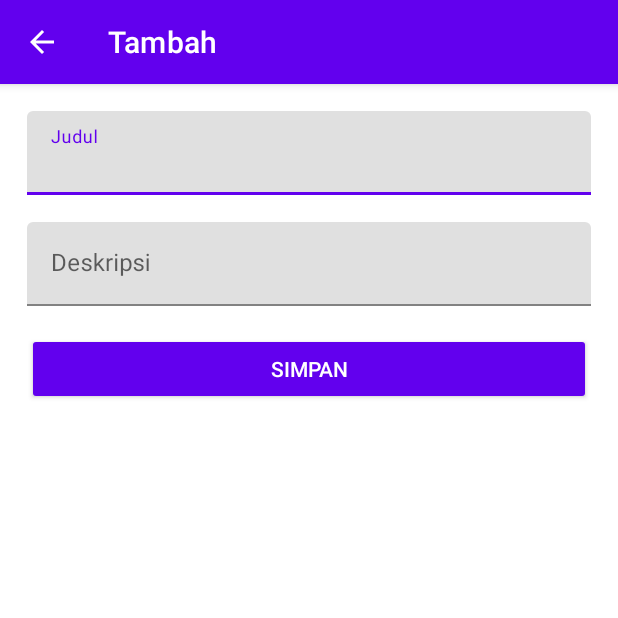
After one commit to hakamf13/LocalDataPersistent_6_MyNoteApps, an Android app: the NoteAddUpdateActivity screen opened directly, with no data from a screen before it, on a phone screen of 412 x 824 dp, the top half of it. The commit adds this screen. Run offline under Robolectric (Android 15) with nearby library versions, the phone set to English and light mode, and no system bars; our stand-ins replace Room's generated code.

Commit message:
Completely exercise

```diff
--- a/app/src/main/java/com/dicoding/localdatapersistent/mynoteapps/database/Note.kt
+++ b/app/src/main/java/com/dicoding/localdatapersistent/mynoteapps/database/Note.kt
@@ -14,11 +14,11 @@ data class Note(
     var id: Int = 0,
 
     @ColumnInfo(name = "title")
-    var title: String ?= null,
+    var title: String? = null,
 
     @ColumnInfo(name = "description")
-    var description: String ?= null,
+    var description: String? = null,
 
     @ColumnInfo(name = "date")
-    var date: String ?= null
+    var date: String? = null
 ) : Parcelable
--- a/app/src/main/java/com/dicoding/localdatapersistent/mynoteapps/database/NoteRoomDatabase.kt
+++ b/app/src/main/java/com/dicoding/localdatapersistent/mynoteapps/database/NoteRoomDatabase.kt
@@ -5,25 +5,22 @@ import androidx.room.Database
 import androidx.room.Room
 import androidx.room.RoomDatabase
 
-@Database
+@Database(entities = [Note::class], version = 1)
 abstract class NoteRoomDatabase: RoomDatabase() {
     abstract fun noteDao(): NoteDao
-
     companion object {
         @Volatile
-        private var INSTANCE: NoteRoomDatabase ?= null
-
+        private var INSTANCE: NoteRoomDatabase? = null
         @JvmStatic
         fun getDatabase(context: Context): NoteRoomDatabase {
             if (INSTANCE == null) {
                 synchronized(NoteRoomDatabase::class.java) {
                     INSTANCE = Room.databaseBuilder(context.applicationContext,
-                    NoteRoomDatabase::class.java, "note_database")
+                        NoteRoomDatabase::class.java, "note_database")
                         .build()
                 }
             }
             return INSTANCE as NoteRoomDatabase
         }
     }
-
 }
--- /dev/null
+++ b/app/src/main/java/com/dicoding/localdatapersistent/mynoteapps/helper/ViewModelFactory.kt
@@ -0,0 +1,35 @@
+package com.dicoding.localdatapersistent.mynoteapps.helper
+
+import android.app.Application
+import androidx.lifecycle.ViewModel
+import androidx.lifecycle.ViewModelProvider
+import com.dicoding.localdatapersistent.mynoteapps.ui.insert.NoteAddUpdateViewModel
+import com.dicoding.localdatapersistent.mynoteapps.ui.main.MainViewModel
+
+class ViewModelFactory private constructor(private val mApplication: Application): ViewModelProvider.NewInstanceFactory() {
+
+    @Suppress("UNCHECKED_CAST")
+    override fun <T : ViewModel> create(modelClass: Class<T>): T {
+        if (modelClass.isAssignableFrom(MainViewModel::class.java)) {
+            return MainViewModel(mApplication) as T
+        } else if (modelClass.isAssignableFrom(NoteAddUpdateViewModel::class.java)) {
+            return NoteAddUpdateViewModel(mApplication) as T
+        }
+        throw IllegalArgumentException("Unknown ViewModel class: ${modelClass.name}")
+    }
+
+    companion object {
+        @Volatile
+        private var INSTANCE: ViewModelFactory? = null
+
+        @JvmStatic
+        fun getInstance(application: Application): ViewModelFactory {
+            if (INSTANCE == null) {
+                synchronized(ViewModelFactory::class.java) {
+                    INSTANCE = ViewModelFactory(application)
+                }
+            }
+            return INSTANCE as ViewModelFactory
+        }
+    }
+}
--- /dev/null
+++ b/app/src/main/java/com/dicoding/localdatapersistent/mynoteapps/repository/NoteRepository.kt
@@ -0,0 +1,28 @@
+package com.dicoding.localdatapersistent.mynoteapps.repository
+
+import android.app.Application
+import androidx.lifecycle.LiveData
+import com.dicoding.localdatapersistent.mynoteapps.database.Note
+import com.dicoding.localdatapersistent.mynoteapps.database.NoteDao
+import com.dicoding.localdatapersistent.mynoteapps.database.NoteRoomDatabase
+import java.util.concurrent.ExecutorService
+import java.util.concurrent.Executors
+
+class NoteRepository(application: Application) {
+    private val mNotesDao: NoteDao
+    private val executorService: ExecutorService = Executors.newSingleThreadExecutor()
+    init {
+        val db = NoteRoomDatabase.getDatabase(application)
+        mNotesDao = db.noteDao()
+    }
+    fun getAllNotes(): LiveData<List<Note>> = mNotesDao.getAllNotes()
+    fun insert(note: Note) {
+        executorService.execute { mNotesDao.insert(note) }
+    }
+    fun delete(note: Note) {
+        executorService.execute { mNotesDao.delete(note) }
+    }
+    fun update(note: Note) {
+        executorService.execute { mNotesDao.update(note) }
+    }
+}
--- /dev/null
+++ b/app/src/main/java/com/dicoding/localdatapersistent/mynoteapps/ui/insert/NoteAddUpdateActivity.kt
@@ -0,0 +1,162 @@
+package com.dicoding.localdatapersistent.mynoteapps.ui.insert
+
+import androidx.appcompat.app.AppCompatActivity
+import android.os.Bundle
+import android.view.Menu
+import android.view.MenuItem
+import android.widget.Toast
+import androidx.appcompat.app.AlertDialog
+import androidx.lifecycle.ViewModelProvider
+import com.dicoding.localdatapersistent.mynoteapps.R
+import com.dicoding.localdatapersistent.mynoteapps.database.Note
+import com.dicoding.localdatapersistent.mynoteapps.databinding.ActivityNoteAddUpdateBinding
+import com.dicoding.localdatapersistent.mynoteapps.helper.DateHelper
+import com.dicoding.localdatapersistent.mynoteapps.helper.ViewModelFactory
+
+class NoteAddUpdateActivity : AppCompatActivity() {
+    private var isEdit = false
+    private var note: Note? = null
+
+    // Koneksi Activity dengan ViewModel
+    private lateinit var  noteAddUpdateViewModel: NoteAddUpdateViewModel
+
+    private var _binding: ActivityNoteAddUpdateBinding? = null
+    private val binding get() = _binding!!
+
+    override fun onCreate(savedInstanceState: Bundle?) {
+        super.onCreate(savedInstanceState)
+        _binding = ActivityNoteAddUpdateBinding.inflate(layoutInflater)
+        setContentView(binding.root)
+
+        noteAddUpdateViewModel = obtainViewModel(this)
+
+        note = intent.getParcelableExtra(EXTRA_NOTE)
+        if (note != null) {
+            isEdit = true
+        } else {
+            note = Note()
+        }
+
+        val actionBarTitle: String
+        val btnTitle: String
+
+        if (isEdit) {
+            actionBarTitle = getString(R.string.change)
+            btnTitle = getString(R.string.update)
+            if (note != null) {
+                note?.let { note ->
+                    binding.edtTitle.setText(note.title)
+                    binding.edtDescription.setText(note.description)
+                }
+            }
+        } else {
+            actionBarTitle = getString(R.string.add)
+            btnTitle = getString(R.string.save)
+        }
+
+        supportActionBar?.title = actionBarTitle
+        supportActionBar?.setDisplayHomeAsUpEnabled(true)
+
+        binding.btnSubmit.text = btnTitle
+
+        binding.btnSubmit.setOnClickListener {
+            val title = binding.edtTitle.text.toString().trim()
+            val description = binding.edtDescription.text.toString().trim()
+
+            when {
+                title.isEmpty() -> {
+                    binding.edtTitle.error = getString(R.string.empty)
+                }
+
+                description.isEmpty() -> {
+                    binding.edtDescription.error = getString(R.string.empty)
+                }
+                else -> {
+                    note.let { note ->
+                        note?.title = title
+                        note?.description = description
+                    }
+                    if (isEdit) {
+                        noteAddUpdateViewModel.update(note as Note)
+                        showToast(getString(R.string.changed))
+                    } else {
+                        note.let { note ->
+                            note?.date = DateHelper.getCurrentDate()
+                        }
+                        noteAddUpdateViewModel.insert(note as Note)
+                        showToast(getString(R.string.added))
+                    }
+                    finish()
+                }
+            }
+        }
+    }
+
+    override fun onCreateOptionsMenu(menu: Menu): Boolean {
+        if (isEdit) {
+            menuInflater.inflate(R.menu.menu_form, menu)
+        }
+        return super.onCreateOptionsMenu(menu)
+    }
+
+    override fun onOptionsItemSelected(item: MenuItem): Boolean {
+        when (item.itemId) {
+            R.id.action_delete -> showAlertDialog(ALERT_DIALOG_DELETE)
+            android.R.id.home -> showAlertDialog(ALERT_DIALOG_CLOSE)
+        }
+        return super.onOptionsItemSelected(item)
+    }
+
+    override fun onBackPressed() {
+        showAlertDialog(ALERT_DIALOG_CLOSE)
+    }
+
+    override fun onDestroy() {
+        super.onDestroy()
+        _binding = null
+    }
+
+    private fun obtainViewModel(activity: AppCompatActivity): NoteAddUpdateViewModel {
+        val factory = ViewModelFactory.getInstance(activity.application)
+        return ViewModelProvider(activity, factory)[NoteAddUpdateViewModel::class.java]
+    }
+
+    private fun showToast(message: String) {
+        Toast.makeText(this, message, Toast.LENGTH_SHORT).show()
+    }
+
+    private fun showAlertDialog(type: Int) {
+        val isDialogClose = type == ALERT_DIALOG_CLOSE
+        val dialogTitle: String
+        val dialogMessage: String
+        if (isDialogClose) {
+            dialogTitle = getString(R.string.cancel)
+            dialogMessage = getString(R.string.message_cancel)
+        } else {
+            dialogMessage = getString(R.string.message_delete)
+            dialogTitle = getString(R.string.delete)
+        }
+        val alertDialogBuilder = AlertDialog.Builder(this)
+        with(alertDialogBuilder) {
+            setTitle(dialogTitle)
+            setMessage(dialogMessage)
+            setCancelable(false)
+            setPositiveButton(getString(R.string.yes)) { _, _ ->
+                if (!isDialogClose) {
+                    noteAddUpdateViewModel.delete(note as Note)
+                    showToast(getString(R.string.deleted))
+                }
+                finish()
+            }
+            setNegativeButton(getString(R.string.no)) { dialog, _ -> dialog.cancel() }
+        }
+        val alertDialog = alertDialogBuilder.create()
+        alertDialog.show()
+    }
+
+    companion object {
+        const val EXTRA_NOTE = "extra_note"
+        const val ALERT_DIALOG_CLOSE = 10
+        const val ALERT_DIALOG_DELETE = 20
+    }
+}
--- /dev/null
+++ b/app/src/main/java/com/dicoding/localdatapersistent/mynoteapps/ui/insert/NoteAddUpdateViewModel.kt
@@ -0,0 +1,22 @@
+package com.dicoding.localdatapersistent.mynoteapps.ui.insert
+
+import android.app.Application
+import androidx.lifecycle.ViewModel
+import com.dicoding.localdatapersistent.mynoteapps.database.Note
+import com.dicoding.localdatapersistent.mynoteapps.repository.NoteRepository
+
+class NoteAddUpdateViewModel(application: Application): ViewModel() {
+    private val mNoteRepository: NoteRepository = NoteRepository(application)
+
+    fun insert(note: Note) {
+        mNoteRepository.insert(note)
+    }
+
+    fun update(note: Note) {
+        mNoteRepository.update(note)
+    }
+
+    fun delete(note: Note) {
+        mNoteRepository.delete(note)
+    }
+}
--- /dev/null
+++ b/app/src/main/res/drawable/ic_add_24.xml
@@ -0,0 +1,5 @@
+<vector android:height="24dp" android:tint="#000000"
+    android:viewportHeight="24" android:viewportWidth="24"
+    android:width="24dp" xmlns:android="http://schemas.android.com/apk/res/android">
+    <path android:fillColor="@android:color/white" android:pathData="M19,13h-6v6h-2v-6H5v-2h6V5h2v6h6v2z"/>
+</vector>
--- /dev/null
+++ b/app/src/main/res/drawable/ic_clear_24.xml
@@ -0,0 +1,5 @@
+<vector android:height="24dp" android:tint="#000000"
+    android:viewportHeight="24" android:viewportWidth="24"
+    android:width="24dp" xmlns:android="http://schemas.android.com/apk/res/android">
+    <path android:fillColor="@android:color/white" android:pathData="M19,6.41L17.59,5 12,10.59 6.41,5 5,6.41 10.59,12 5,17.59 6.41,19 12,13.41 17.59,19 19,17.59 13.41,12z"/>
+</vector>
--- /dev/null
+++ b/app/src/main/res/layout/activity_note_add_update.xml
@@ -0,0 +1,47 @@
+<?xml version="1.0" encoding="utf-8"?>
+<LinearLayout xmlns:android="http://schemas.android.com/apk/res/android"
+    xmlns:app="http://schemas.android.com/apk/res-auto"
+    xmlns:tools="http://schemas.android.com/tools"
+    android:id="@+id/activity_form_add_update"
+    android:layout_width="match_parent"
+    android:layout_height="match_parent"
+    android:orientation="vertical"
+    android:padding="18dp"
+    tools:context=".ui.insert.NoteAddUpdateActivity">
+
+    <com.google.android.material.textfield.TextInputLayout
+        android:layout_width="match_parent"
+        android:layout_height="wrap_content"
+        android:layout_marginBottom="18dp">
+
+        <EditText
+            android:id="@+id/edt_title"
+            android:layout_width="match_parent"
+            android:layout_height="wrap_content"
+            android:hint="@string/title"
+            android:inputType="textCapSentences"
+            android:maxLines="1"/>
+    </com.google.android.material.textfield.TextInputLayout>
+
+    <com.google.android.material.textfield.TextInputLayout
+        android:layout_width="match_parent"
+        android:layout_height="wrap_content"
+        android:layout_marginBottom="18dp">
+
+        <EditText
+            android:id="@+id/edt_description"
+            android:layout_width="match_parent"
+            android:layout_height="wrap_content"
+            android:hint="@string/description"
+            android:inputType="textCapSentences"
+            android:maxLines="1"/>
+    </com.google.android.material.textfield.TextInputLayout>
+
+    <Button
+        android:id="@+id/btn_submit"
+        android:layout_width="match_parent"
+        android:layout_height="wrap_content"
+        android:text="@string/submit"
+        style="@style/Widget.AppCompat.Button.Colored"/>
+
+</LinearLayout>
--- /dev/null
+++ b/app/src/main/res/menu/menu_form.xml
@@ -0,0 +1,9 @@
+<?xml version="1.0" encoding="utf-8"?>
+<menu xmlns:android="http://schemas.android.com/apk/res/android"
+    xmlns:app="http://schemas.android.com/apk/res-auto">
+    <item
+        android:id="@+id/action_delete"
+        android:icon="@drawable/ic_clear_24"
+        android:title="@string/delete"
+        app:showAsAction="always" />
+</menu>
--- a/app/src/main/res/values/strings.xml
+++ b/app/src/main/res/values/strings.xml
@@ -1,3 +1,24 @@
 <resources>
     <string name="app_name">MyNoteApps</string>
+
+    <string name="title">Judul</string>
+    <string name="description">Deskripsi</string>
+    <string name="submit">Submit</string>
+    <string name="delete">Hapus</string>
+    <string name="date">Date</string>
+    <string name="message_undo">Batalkan menghapus item sebelumnya?</string>
+    <string name="message_ok">OK</string>
+    <string name="cancel">Batal</string>
+    <string name="empty">Field can not be blank</string>
+    <string name="update">Update</string>
+    <string name="change">Ubah</string>
+    <string name="add">Tambah</string>
+    <string name="save">Simpan</string>
+    <string name="yes">Ya</string>
+    <string name="no">Tidak</string>
+    <string name="message_cancel">Apakah anda ingin membatalkan perubahan pada form?</string>
+    <string name="message_delete">Apakah anda yakin ingin menghapus item ini?</string>
+    <string name="added">Satu item berhasil ditambahkan</string>
+    <string name="changed">Satu item berhasil diubah</string>
+    <string name="deleted">Satu item berhasil dihapus</string>
 </resources>
```
Also changed, not shown: app/src/main/AndroidManifest.xml (+7 -4 lines), app/src/main/java/com/dicoding/localdatapersistent/mynoteapps/MainActivity.kt (deleted, +0 -11 lines), app/src/main/java/com/dicoding/localdatapersistent/mynoteapps/helper/DateHelper.kt (added, +12 -0 lines), app/src/main/java/com/dicoding/localdatapersistent/mynoteapps/helper/NoteDiffVCallback.kt (added, +21 -0 lines), app/src/main/java/com/dicoding/localdatapersistent/mynoteapps/ui/main/MainActivity.kt (added, +54 -0 lines), app/src/main/java/com/dicoding/localdatapersistent/mynoteapps/ui/main/MainViewModel.kt (added, +12 -0 lines), app/src/main/java/com/dicoding/localdatapersistent/mynoteapps/ui/main/NoteAdapter.kt (added, +49 -0 lines), app/src/main/res/layout/activity_main.xml (+18 -9 lines), app/src/main/res/layout/item_note.xml (added, +55 -0 lines).
